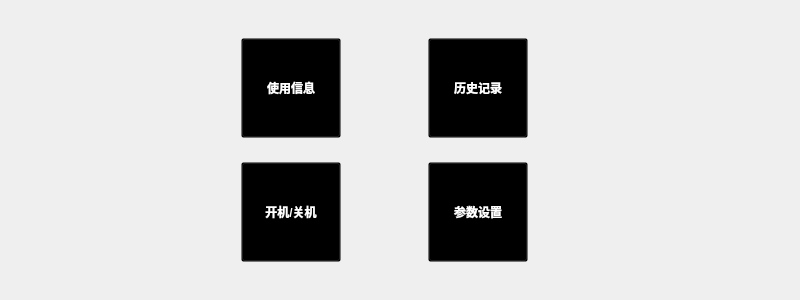
Before: the Qt Designer form functiontable.ui in ives560/InverterController, drawn with Qt 5.
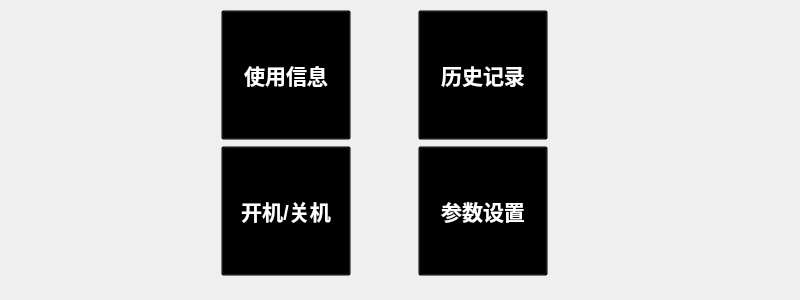
After: the same form once the commit is applied. Icons and pictures are not drawn.

```diff
--- a/functiontable.ui
+++ b/functiontable.ui
@@ -17,9 +17,9 @@
    <property name="geometry">
     <rect>
      <x>160</x>
-     <y>20</y>
+     <y>10</y>
      <width>451</width>
-     <height>261</height>
+     <height>268</height>
     </rect>
    </property>
    <layout class="QGridLayout" name="gridLayout">
@@ -27,12 +27,13 @@
      <widget class="QToolButton" name="operationInfo">
       <property name="minimumSize">
        <size>
-        <width>100</width>
-        <height>100</height>
+        <width>130</width>
+        <height>130</height>
        </size>
       </property>
       <property name="font">
        <font>
+        <pointsize>16</pointsize>
         <weight>75</weight>
         <bold>true</bold>
        </font>
@@ -49,8 +50,8 @@
       </property>
       <property name="iconSize">
        <size>
-        <width>60</width>
-        <height>60</height>
+        <width>100</width>
+        <height>100</height>
        </size>
       </property>
       <property name="toolButtonStyle">
@@ -62,12 +63,13 @@
      <widget class="QToolButton" name="historyInfo">
       <property name="minimumSize">
        <size>
-        <width>100</width>
-        <height>100</height>
+        <width>130</width>
+        <height>130</height>
        </size>
       </property>
       <property name="font">
        <font>
+        <pointsize>16</pointsize>
         <weight>75</weight>
         <bold>true</bold>
        </font>
@@ -84,8 +86,8 @@
       </property>
       <property name="iconSize">
        <size>
-        <width>60</width>
-        <height>60</height>
+        <width>100</width>
+        <height>100</height>
        </size>
       </property>
       <property name="toolButtonStyle">
@@ -97,12 +99,13 @@
      <widget class="QToolButton" name="onOff">
       <property name="minimumSize">
        <size>
-        <width>100</width>
-        <height>100</height>
+        <width>130</width>
+        <height>130</height>
        </size>
       </property>
       <property name="font">
        <font>
+        <pointsize>16</pointsize>
         <weight>75</weight>
         <bold>true</bold>
        </font>
@@ -119,8 +122,8 @@
       </property>
       <property name="iconSize">
        <size>
-        <width>60</width>
-        <height>60</height>
+        <width>100</width>
+        <height>100</height>
        </size>
       </property>
       <property name="toolButtonStyle">
@@ -132,12 +135,13 @@
      <widget class="QToolButton" name="paramSet">
       <property name="minimumSize">
        <size>
-        <width>100</width>
-        <height>100</height>
+        <width>130</width>
+        <height>130</height>
        </size>
       </property>
       <property name="font">
        <font>
+        <pointsize>16</pointsize>
         <weight>75</weight>
         <bold>true</bold>
        </font>
@@ -154,8 +158,8 @@
       </property>
       <property name="iconSize">
        <size>
-        <width>60</width>
-        <height>60</height>
+        <width>100</width>
+        <height>100</height>
        </size>
       </property>
       <property name="toolButtonStyle">
```
